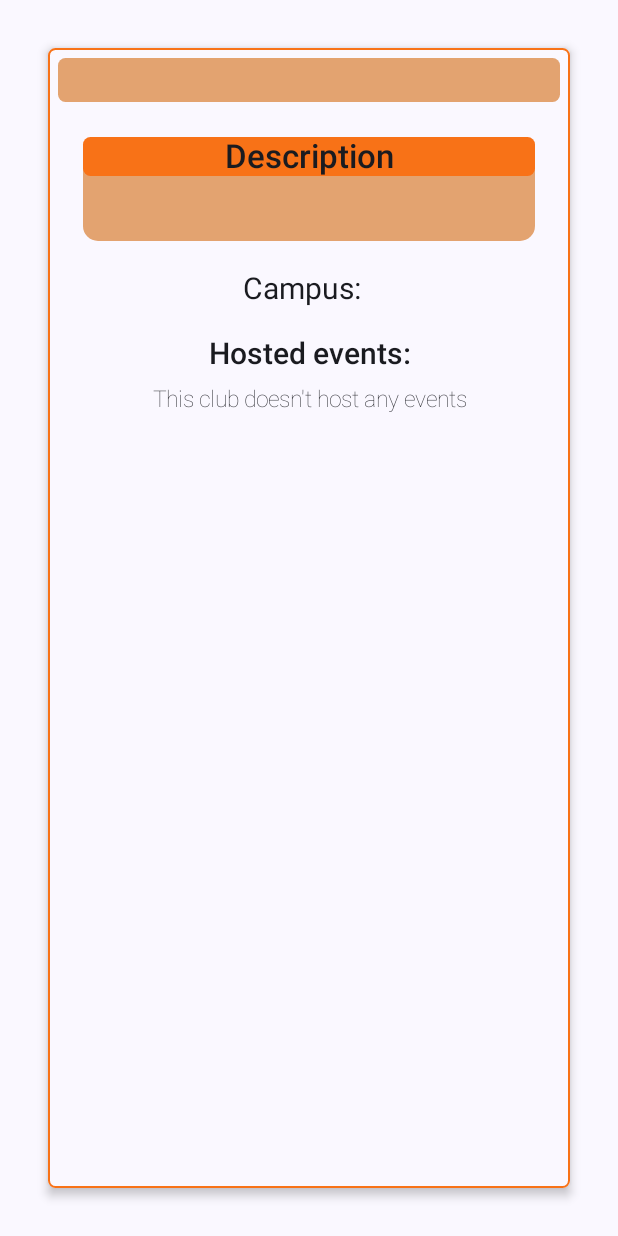
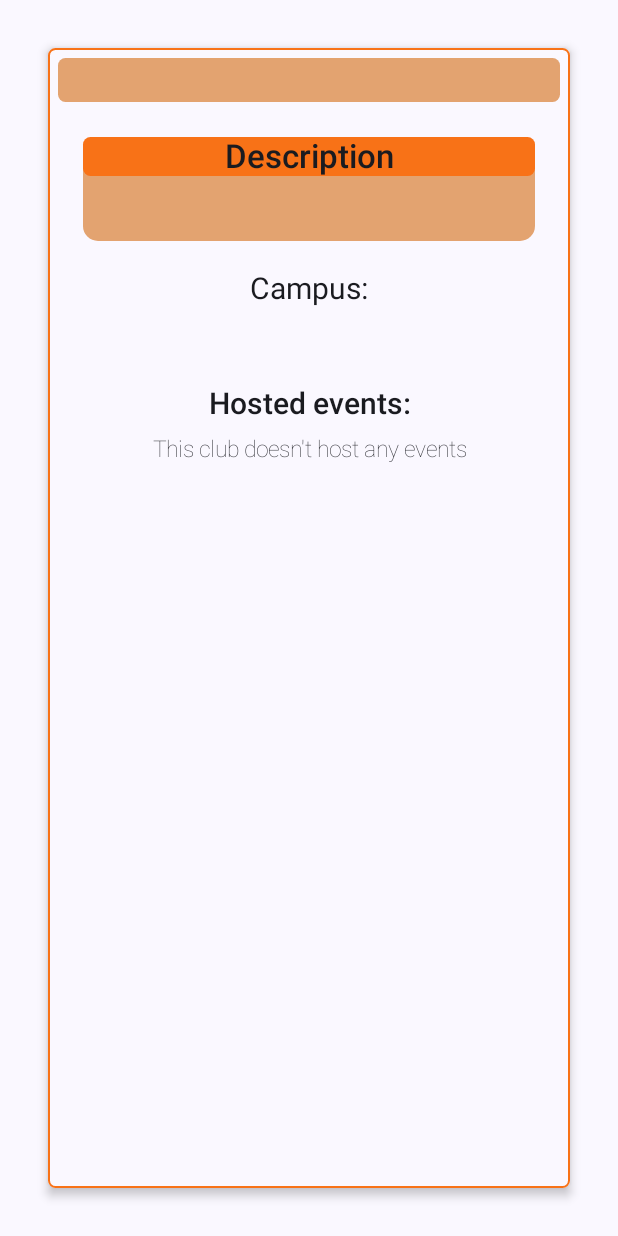
Before and after one commit to foivos-laz/Mobile_Computing_Project, an Android app built with Jetpack Compose: the composable ClubDetailsPage called with empty values, on a phone screen of 412 x 824 dp. Run offline under Robolectric (Android 15) with nearby library versions, the phone set to English and light mode, and no system bars; our stand-ins replace Firebase (no records; nobody signed in at launch, a user with empty details on screens opened directly); 1 statement that could not run was skipped.

Commit message:
Sixteenth commit

```diff
--- a/app/src/main/java/com/example/mobilecomputingassignment/pages/ClubDetailsPage.kt
+++ b/app/src/main/java/com/example/mobilecomputingassignment/pages/ClubDetailsPage.kt
@@ -141,23 +141,21 @@ fun ClubDetailsPage(modifier: Modifier = Modifier, clubID : String) {
                     Column(modifier = Modifier.fillMaxWidth(),
                         verticalArrangement = Arrangement.Center,
                         horizontalAlignment = Alignment.CenterHorizontally){
-                        Row(modifier = Modifier.fillMaxWidth(),
-                            horizontalArrangement = Arrangement.Center,
-                            verticalAlignment = Alignment.CenterVertically){
                             Text(text = stringResource(id = R.string.clubdetailpage_campus_text), modifier = Modifier,
+                                textAlign = TextAlign.Center,
                                 style = TextStyle(
                                     fontSize = 20.sp,
                                 ))
 
-                            Spacer(modifier = Modifier.width(10.dp))
+                            Spacer(modifier = Modifier.height(10.dp))
 
                             Text(text = club.campus, modifier = Modifier,
+                                textAlign = TextAlign.Center,
                                 style = TextStyle(
                                     fontSize = 20.sp,
                                     fontWeight = FontWeight.SemiBold,
                                     color = Color(0xFFF87217)
                                 ))
-                        }
                     }
 
                     Spacer(modifier = Modifier.height(20.dp))
```
Also changed, not shown: app/src/main/java/com/example/mobilecomputingassignment/pages/EventDetailsPage.kt (+28 -0 lines), 2 other files.
